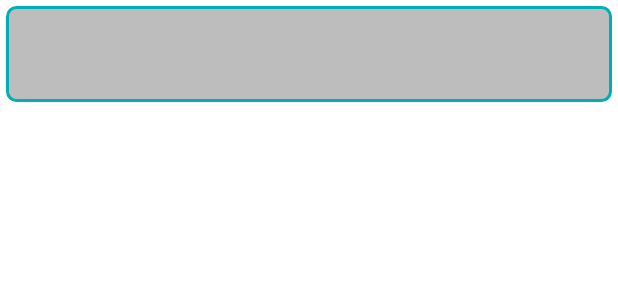
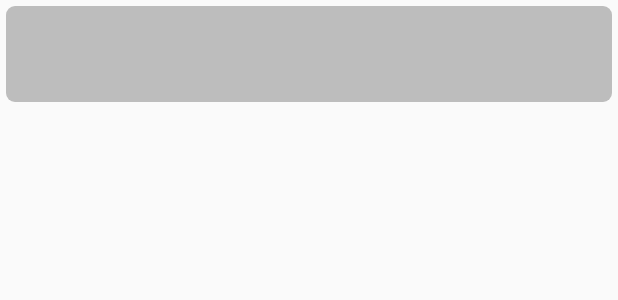
Before and after one commit to ViktorPetrovski/Euro2020Collection, an Android app: the layout view_sticker.xml on its own in the app's theme, with its tools: preview values and no code run, on a phone screen of 412 x 824 dp. Shown: the top 300 px of the screen. Run offline under Robolectric (Android 15) with nearby library versions, the phone set to English and light mode, and no system bars.

Commit message:
Update res files

```diff
--- a/app/src/main/res/drawable/bg_collected_sticker.xml
+++ b/app/src/main/res/drawable/bg_collected_sticker.xml
@@ -1,6 +1,5 @@
 <?xml version="1.0" encoding="utf-8"?>
 <shape xmlns:android="http://schemas.android.com/apk/res/android">
-    <solid android:color="@color/accent"/>
-    <stroke android:width="2dp" android:color="@color/blue" />
+    <solid android:color="@color/primary"/>
     <corners android:radius="6dp"/>
 </shape>
--- a/app/src/main/res/drawable/bg_missing_sticker.xml
+++ b/app/src/main/res/drawable/bg_missing_sticker.xml
@@ -1,6 +1,5 @@
 <?xml version="1.0" encoding="utf-8"?>
 <shape xmlns:android="http://schemas.android.com/apk/res/android">
     <solid android:color="@color/missing_sticker_bg"/>
-    <stroke android:width="2dp" android:color="@color/blue" />
     <corners android:radius="6dp"/>
 </shape>
--- a/app/src/main/res/values/colors.xml
+++ b/app/src/main/res/values/colors.xml
@@ -9,7 +9,7 @@
     <color name="white">#FFFFFFFF</color>
     <color name="background_color">#ebebeb</color>
 
-    <color name="primary">#00BCD4</color>
+    <color name="primary">#00AEB5</color>
     <color name="primary_dark">#0097A7</color>
     <color name="primary_light">#B2EBF2</color>
     <color name="accent">#FF9800</color>
--- a/app/src/main/res/values/themes.xml
+++ b/app/src/main/res/values/themes.xml
@@ -1,16 +1,16 @@
 <resources xmlns:tools="http://schemas.android.com/tools">
     <!-- Base application theme. -->
-    <style name="Theme.Euro2020StickersCollection" parent="Theme.MaterialComponents.DayNight.DarkActionBar">
+    <style name="Theme.Euro2020StickersCollection" parent="Theme.AppCompat.Light.NoActionBar">
         <!-- Primary brand color. -->
-        <item name="colorPrimary">@color/accent</item>
-        <item name="colorPrimaryVariant">@color/accent</item>
+        <item name="colorPrimary">@color/primary</item>
+        <item name="colorPrimaryVariant">@color/primary_dark</item>
         <item name="colorOnPrimary">@color/white</item>
         <!-- Secondary brand color. -->
         <item name="colorSecondary">@color/teal_200</item>
         <item name="colorSecondaryVariant">@color/teal_700</item>
         <item name="colorOnSecondary">@color/black</item>
         <!-- Status bar color. -->
-        <item name="android:statusBarColor" tools:targetApi="l">?attr/colorPrimaryVariant</item>
+        <item name="android:statusBarColor" tools:targetApi="l">@android:color/transparent</item>
         <!-- Customize your theme here. -->
     </style>
 
```
Also changed, not shown: app/src/main/res/layout/activity_main.xml (+13 -6 lines), app/src/main/res/layout/fragment_first.xml (+24 -5 lines), app/src/main/res/layout/view_group_title.xml (+13 -1 lines).
